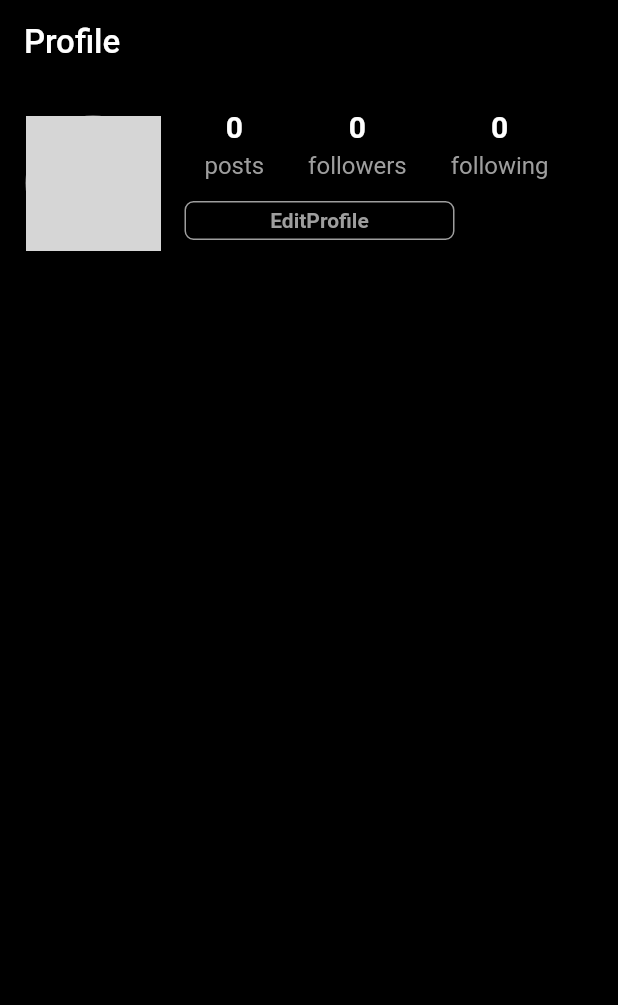
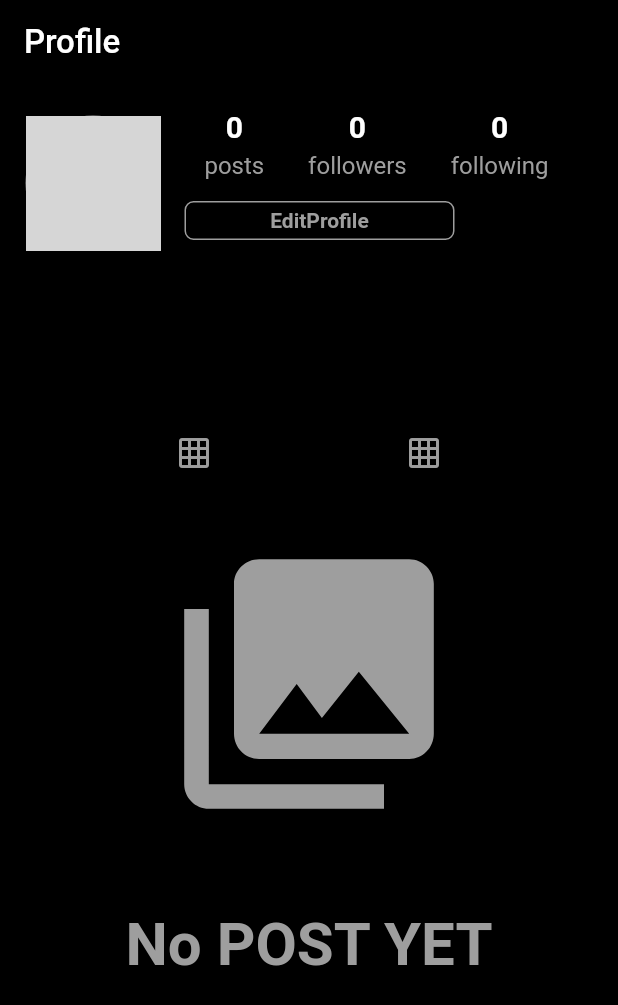
Before and after one commit to MohamadKattan/storygram, a Flutter app: the ProfilePage screen opened directly, on a phone screen of 412 x 824 dp. Shown: the top 1005 px of the screen. Run offline on Flutter 3.47's test engine with Material 2 defaults, Android fonts, the phone set to English and light mode, and no system bars; our stand-ins replace cached_network_image, cloud_firestore, firebase_auth, firebase_core, firebase_storage, geolocator and 3 more; accounts and stored records are empty; network calls fail; grey boxes are pictures that could not be loaded.

Commit message:
update 30/10/2020

```diff
--- a/lib/constent.dart
+++ b/lib/constent.dart
@@ -21,8 +21,9 @@ const kphotoUrl='photoUrl';
 const kbio='bio';
 const kdisplayName='displayName';
 // this for storage and fireStore postes set
-const kPostsPictures='PostsPictures';
-const kPostFirebase='PostFirebase';
+const kPostsPicturescollection='PostsPictures';
+const kPostFirebasecollection='PostFirebase';
+const kuserPostscollection='userPosts';
 const kurl = 'url';
 const klocation ='location';
 const kdescription= 'description';
--- a/lib/pages/homePage.dart
+++ b/lib/pages/homePage.dart
@@ -16,8 +16,8 @@ import 'package:storygram/pages/upLoadPage.dart';
 final GoogleSignIn googleSignIn = GoogleSignIn();
 final usersReference = FirebaseFirestore.instance.collection(kAuthCollection);
 final StorageReference storageReference =
-    FirebaseStorage.instance.ref().child(kPostsPictures);
-final postsReference = FirebaseFirestore.instance.collection(kPostFirebase);
+    FirebaseStorage.instance.ref().child(kPostsPicturescollection);
+final postsReference = FirebaseFirestore.instance.collection(kPostFirebasecollection);
 final DateTime timestamp = DateTime.now();
 User currentUser;
 
--- a/lib/pages/profilePage.dart
+++ b/lib/pages/profilePage.dart
@@ -1,10 +1,16 @@
+import 'dart:html';
+
 import 'package:cloud_firestore/cloud_firestore.dart';
 import 'package:flutter/cupertino.dart';
 import 'package:flutter/material.dart';
+import 'package:flutter/widgets.dart';
+import 'package:storygram/constent.dart';
 import 'package:storygram/models/User.dart';
 import 'package:storygram/pages/editProfilePage.dart';
 import 'package:storygram/pages/homePage.dart';
 import 'package:storygram/widget/headerWidget.dart';
+import 'package:storygram/widget/postTileWidget.dart';
+import 'package:storygram/widget/postWidget.dart';
 import 'package:storygram/widget/progressWidget.dart';
 import 'package:cached_network_image/cached_network_image.dart';
 
@@ -18,6 +24,19 @@ class ProfilePage extends StatefulWidget {
 }
 
 class _ProfilePageState extends State<ProfilePage> {
+  // this for if Profile post is true or not
+  bool loading = false;
+  //for cunt Number posts
+  int countPost = 0;
+  //this list for postes that came from fireStore PostCollection
+  List<Post> postList = [];
+  String postOraintion = 'grid';
+  // ignore: must_call_super
+  void initState() {
+    //for get data from fireStore PostCollection
+    getAllProfilePosts();
+  }
+
   // this for bool inside createButton
   final String currentOnlineUserId = currentUser?.id;
   // this method for view data profile
@@ -139,8 +158,7 @@ class _ProfilePageState extends State<ProfilePage> {
     }
   }
 
-  // Function performFunction
-// *3this if it is my profile fpr edit
+// *3 this if it is my profile for edit Info
   Container createButtonTitleAndFunction({
     String title,
   }) {
@@ -187,8 +205,110 @@ class _ProfilePageState extends State<ProfilePage> {
       body: ListView(
         children: [
           creatProfileTopView(),
+          Divider(),
+          createListAndGRIDPostOrintion(),
+          Divider(
+            height: 0.0,
+          ),
+          disPlayProfilePost(),
         ],
       ),
     );
   }
+
+  disPlayProfilePost() {
+    if (loading) {
+      return circularProgres();
+    } else if (postList.isEmpty) {
+      return Container(
+        child: Column(
+          mainAxisAlignment: MainAxisAlignment.center,
+          children: [
+            Padding(
+                padding: EdgeInsets.all(30.0),
+                child: Icon(
+                  Icons.photo_library,
+                  size: 200,
+                  color: Colors.grey,
+                )),
+            Padding(
+                padding: EdgeInsets.all(20.0),
+                child: Text(
+                  'No POST YET',
+                  style: TextStyle(
+                      color: Colors.grey,
+                      fontSize: 40.0,
+                      fontWeight: FontWeight.bold),
+                ))
+          ],
+        ),
+      );
+    } else if (postOraintion == 'grid') {
+      List<GridTile> gridTileList = [];
+      postList.forEach((eachPost) {
+        gridTileList.add(GridTile(child: PostTile(eachPost)));
+      });
+      return GridView.count(
+        crossAxisCount: 3,
+        shrinkWrap: true,
+        childAspectRatio: 1.0,
+        mainAxisSpacing: 1.5,
+        crossAxisSpacing: 1.5,
+        physics: NeverScrollableScrollPhysics(),
+        children: gridTileList,
+      );
+    } else if (postOraintion == 'list') {
+      return Column(
+        children: postList,
+      );
+    }
+  }
+
+//this method for get from fireStor postCollection
+  getAllProfilePosts() async {
+    setState(() {
+      loading = true;
+    });
+    QuerySnapshot querySnapshot = await postsReference
+        .doc(widget.userProfileId.id)
+        .collection(kuserPostscollection)
+        .orderBy(ktime, descending: true)
+        .get();
+    setState(() {
+      loading = false;
+      countPost = querySnapshot.docs.length;
+      postList = querySnapshot.docs
+          .map((documentSnapShot) => Post.fromDocument(documentSnapShot))
+          .toList();
+    });
+  }
+
+  createListAndGRIDPostOrintion() {
+    return Row(
+      mainAxisAlignment: MainAxisAlignment.spaceEvenly,
+      children: [
+        IconButton(
+          onPressed: () => setOraintion('grid'),
+          icon: Icon(Icons.grid_on),
+          color: postOraintion == 'grid'
+              ? Theme.of(context).primaryColor
+              : Colors.grey,
+        ),
+        IconButton(
+          onPressed: () => setOraintion('list'),
+          icon: Icon(Icons.grid_on),
+          color: postOraintion == 'grid'
+              ? Theme.of(context).primaryColor
+              : Colors.grey,
+        ),
+      ],
+    );
+  }
+
+  // this method for swithch bettwen view Way by grid or list
+  setOraintion(String oraintion) {
+    setState(() {
+      this.postOraintion = oraintion;
+    });
+  }
 }
--- a/lib/pages/upLoadPage.dart
+++ b/lib/pages/upLoadPage.dart
@@ -171,7 +171,7 @@ class _UpLoadPageState extends State<UpLoadPage> {
       {String url, String location, String description}) async {
     postsReference
         .doc(widget.gCurrentUser.id)
-        .collection(kPostFirebase)
+        .collection(kuserPostscollection)
         .doc(postId)
         .set({
       kpostID: postId,
--- /dev/null
+++ b/lib/widget/postTileWidget.dart
@@ -0,0 +1,14 @@
+import 'package:flutter/material.dart';
+import 'package:storygram/widget/postWidget.dart';
+
+class PostTile extends StatelessWidget {
+  final Post post;
+  PostTile(this.post);
+
+  @override
+  Widget build(BuildContext context) {
+    return GestureDetector(
+      child: Image.network(post.url),
+    );
+  }
+}
```
Also changed, not shown: lib/widget/postWidget.dart (+45 -5 lines).
